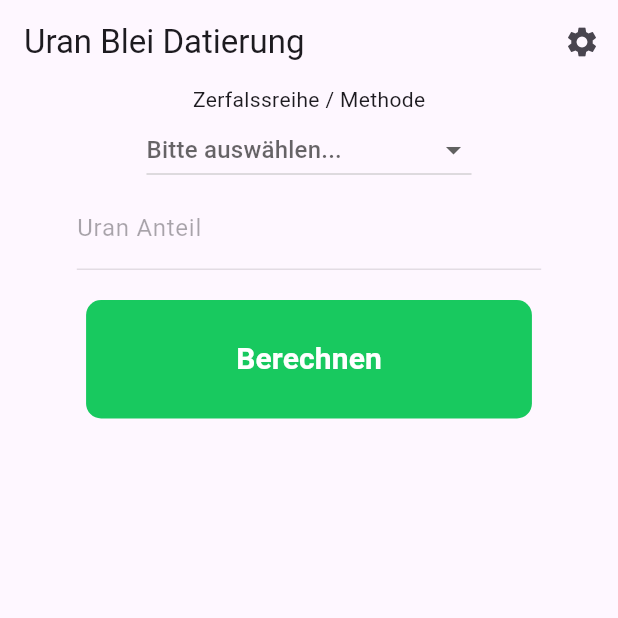
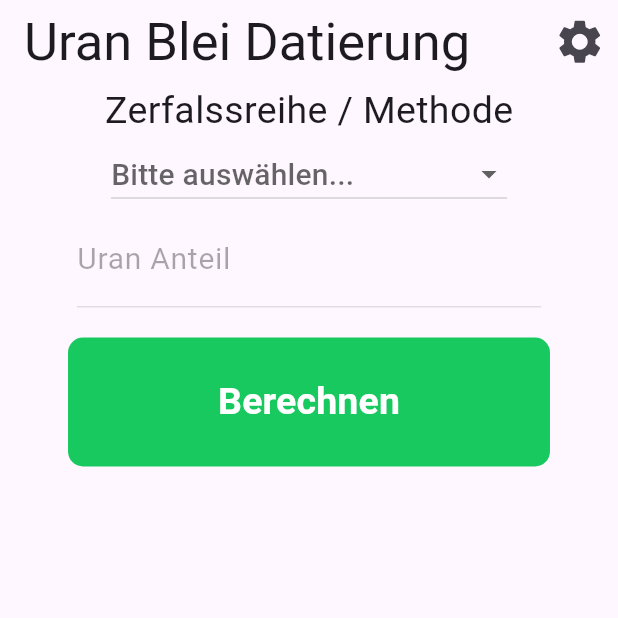
Before and after one commit to KREATIV-LSH/ubd, a Flutter app: the screen it shows after launch, on a phone screen of 412 x 824 dp, the top half of it. Run offline on Flutter 3.47's test engine with Material 3 defaults, Android fonts, the phone set to English and light mode, and no system bars; our stand-ins replace shared_preferences; missing offline and left inert: restart_app, universal_html; generated files the repository leaves out were written again.

Commit message:
Improved error handling

```diff
--- a/lib/src/calculator/calculator_view.dart
+++ b/lib/src/calculator/calculator_view.dart
@@ -19,6 +19,7 @@ class CalculatorView extends StatefulWidget {
 class _CalculatorViewState extends State<CalculatorView> {
   String? dropdownValue;
   String result = "";
+  bool isError = false;
 
   final CalculatorController controller = CalculatorController();
 
@@ -31,10 +32,14 @@ class _CalculatorViewState extends State<CalculatorView> {
   Widget build(BuildContext context) {
     return Scaffold(
       appBar: AppBar(
-        title: Text(AppLocalizations.of(context)!.appTitle),
+        title: Text(AppLocalizations.of(context)!.appTitle,
+            style: const TextStyle(fontSize: 35)),
         actions: [
           IconButton(
-            icon: const Icon(Icons.settings),
+            icon: const Icon(
+              Icons.settings,
+              size: 35,
+            ),
             onPressed: () {
               Navigator.restorablePushNamed(context, SettingsView.routeName);
             },
@@ -47,11 +52,13 @@ class _CalculatorViewState extends State<CalculatorView> {
             alignment: const AlignmentDirectional(0, -1),
             child: Text(
               AppLocalizations.of(context)!.methodPromt,
+              style: const TextStyle(fontSize: 25),
             ),
           ),
           DropdownButton<String>(
             value: dropdownValue,
-            hint: Text(AppLocalizations.of(context)!.methodHint),
+            hint: Text(AppLocalizations.of(context)!.methodHint,
+                style: const TextStyle(fontSize: 20)),
             onChanged: (String? newValue) {
               setState(() {
                 dropdownValue = newValue;
@@ -65,7 +72,7 @@ class _CalculatorViewState extends State<CalculatorView> {
             ].map<DropdownMenuItem<String>>((String value) {
               return DropdownMenuItem<String>(
                 value: value,
-                child: Text(value),
+                child: Text(value, style: const TextStyle(fontSize: 20)),
               );
             }).toList(),
           ),
@@ -83,8 +90,10 @@ class _CalculatorViewState extends State<CalculatorView> {
                           enabled: dropdownValue != null,
                           decoration: InputDecoration(
                             labelText: AppLocalizations.of(context)!
-                                .uraniumConcentration,
+                                .uraniumConcentration + (dropdownValue == AppLocalizations.of(context)!.uraniumPercentageMethod ? " in %" : ""),
+                            labelStyle: const TextStyle(fontSize: 20),
                           ),
+                          style: const TextStyle(fontSize: 20),
                           keyboardType: const TextInputType.numberWithOptions(
                               decimal: true, signed: false),
                           inputFormatters: [
@@ -113,7 +122,9 @@ class _CalculatorViewState extends State<CalculatorView> {
                           decoration: InputDecoration(
                             labelText:
                                 AppLocalizations.of(context)!.leadConcentration,
+                            labelStyle: const TextStyle(fontSize: 20),
                           ),
+                          style: const TextStyle(fontSize: 20),
                           keyboardType: const TextInputType.numberWithOptions(
                               decimal: true, signed: false),
                           inputFormatters: [
@@ -152,7 +163,9 @@ class _CalculatorViewState extends State<CalculatorView> {
                             decoration: InputDecoration(
                               labelText: AppLocalizations.of(context)!
                                   .uraniumConcentration,
+                              labelStyle: const TextStyle(fontSize: 20),
                             ),
+                            style: const TextStyle(fontSize: 20),
                             keyboardType: const TextInputType.numberWithOptions(
                                 decimal: true, signed: false),
                             inputFormatters: [
@@ -177,7 +190,9 @@ class _CalculatorViewState extends State<CalculatorView> {
                             decoration: InputDecoration(
                               labelText: AppLocalizations.of(context)!
                                   .leadConcentration,
+                              labelStyle: const TextStyle(fontSize: 20),
                             ),
+                            style: const TextStyle(fontSize: 20),
                             keyboardType: const TextInputType.numberWithOptions(
                                 decimal: true, signed: false),
                             inputFormatters: [
@@ -214,34 +229,38 @@ class _CalculatorViewState extends State<CalculatorView> {
                       return;
                     }
                     setState(() {
-                      result = controller.calculate(dropdownValue, t1.text,
+                      var temp = controller.calculate(dropdownValue, t1.text,
                           t2.text, t3.text, t4.text, context);
+                          isError = temp.$1;
+                          result = temp.$2;
                     });
                   },
                   child: Text(
                     AppLocalizations.of(context)!.calculateButton,
                     style: const TextStyle(
-                        fontSize: 20,
+                        fontSize: 25,
                         fontWeight: FontWeight.bold,
                         color: Colors.white),
                   ))),
           Padding(
-            padding: const EdgeInsets.all(20),
+            padding: const EdgeInsets.all(15),
             child: Row(
               mainAxisAlignment: MainAxisAlignment.center,
               children: [
                 Text(
-                  result,
-                  style: const TextStyle(
-                    fontSize: 20,
+                  result.isEmpty ? "" : isError ? result : AppLocalizations.of(context)!.resultText + result,
+                  style: TextStyle(
+                    fontSize: 25,
                     fontWeight: FontWeight.bold,
+                    color: isError ? Colors.red : Theme.of(context).textTheme.titleMedium!.color,
                   ),
                 ),
-                if (result.isNotEmpty)
+                if (result.isNotEmpty && !isError)
                   IconButton(
                     icon: const Icon(Icons.copy),
                     onPressed: () {
-                      Clipboard.setData(ClipboardData(text: result.substring(2)));
+                      Clipboard.setData(
+                          ClipboardData(text: result));
                     },
                   ),
               ],
--- a/lib/src/localization/app._de.arb
+++ b/lib/src/localization/app._de.arb
@@ -12,5 +12,7 @@
     "resultInfinity": "0 - Noch nichts zerfallen",
     "resultZero": "∞ - Alles zerfallen",
     "years": "Jahre",
-    "resultError": "Fehler: Ungültiger Wert"
+    "resultError": "Fehler: Ungültiger Wert",
+    "resultText": "Das Alter der Probe beträgt: ",
+    "billion": "Mrd."
   }
--- a/lib/src/localization/app_en.arb
+++ b/lib/src/localization/app_en.arb
@@ -12,5 +12,7 @@
   "resultInfinity": "0 - Nothing decayed yet",
   "resultZero": "∞ - Everything decayed",
   "years": "Years",
-  "resultError": "Error: Invalid input"
+  "resultError": "Error: Invalid input",
+  "resultText": "The age of the sample is: ",
+  "billion": "B"
 }
```
Also changed, not shown: lib/src/calculator/calculator_controller.dart (+13 -11 lines), pubspec.lock, 3 other files.
